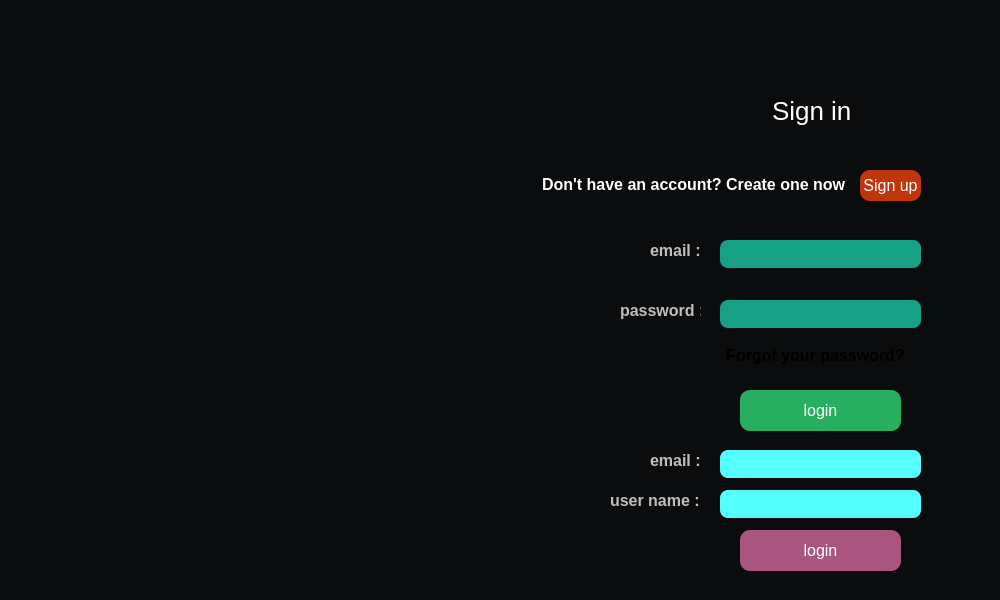
Before: the Qt Designer form clients/signin.ui in Abbas2026/Exchange, drawn with Qt 5.
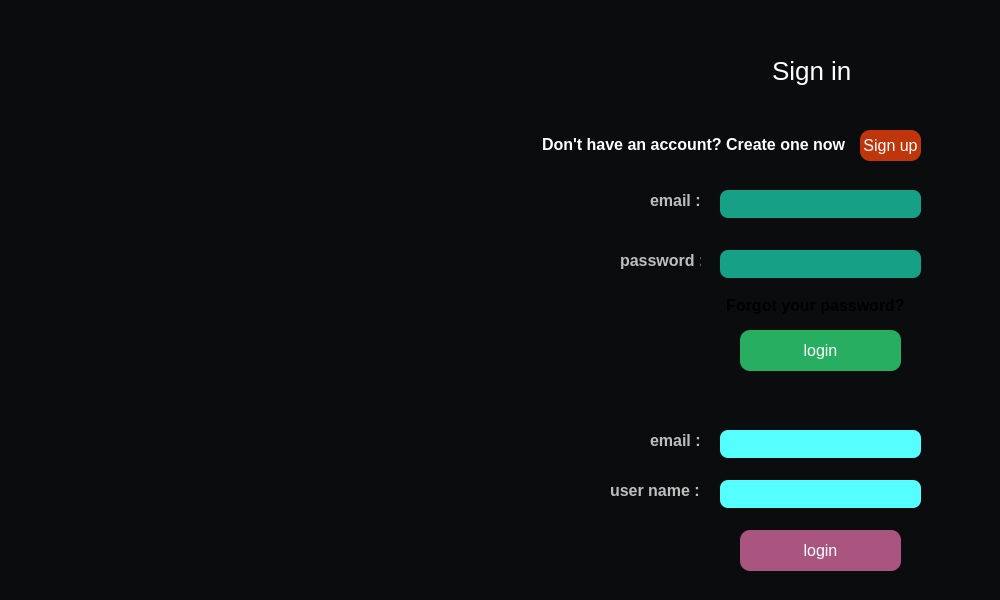
After: the same form once the commit is applied. Icons and pictures are not drawn.

The edit to the form file:
```diff
--- a/clients/signin.ui
+++ b/clients/signin.ui
@@ -39,7 +39,7 @@
    <property name="geometry">
     <rect>
      <x>860</x>
-     <y>170</y>
+     <y>130</y>
      <width>61</width>
      <height>31</height>
     </rect>
@@ -62,7 +62,7 @@
    <property name="geometry">
     <rect>
      <x>700</x>
-     <y>340</y>
+     <y>290</y>
      <width>231</width>
      <height>31</height>
     </rect>
@@ -87,7 +87,7 @@
    <property name="geometry">
     <rect>
      <x>650</x>
-     <y>450</y>
+     <y>430</y>
      <width>51</width>
      <height>20</height>
     </rect>
@@ -108,7 +108,7 @@
    <property name="geometry">
     <rect>
      <x>650</x>
-     <y>240</y>
+     <y>190</y>
      <width>51</width>
      <height>20</height>
     </rect>
@@ -129,7 +129,7 @@
    <property name="geometry">
     <rect>
      <x>770</x>
-     <y>90</y>
+     <y>50</y>
      <width>101</width>
      <height>41</height>
     </rect>
@@ -148,7 +148,7 @@
    <property name="geometry">
     <rect>
      <x>540</x>
-     <y>170</y>
+     <y>130</y>
      <width>311</width>
      <height>28</height>
     </rect>
@@ -170,7 +170,7 @@
    <property name="geometry">
     <rect>
      <x>720</x>
-     <y>450</y>
+     <y>430</y>
      <width>201</width>
      <height>28</height>
     </rect>
@@ -191,7 +191,7 @@
    <property name="geometry">
     <rect>
      <x>720</x>
-     <y>490</y>
+     <y>480</y>
      <width>201</width>
      <height>28</height>
     </rect>
@@ -213,7 +213,7 @@
    <property name="geometry">
     <rect>
      <x>740</x>
-     <y>390</y>
+     <y>330</y>
      <width>161</width>
      <height>41</height>
     </rect>
@@ -236,7 +236,7 @@
    <property name="geometry">
     <rect>
      <x>720</x>
-     <y>300</y>
+     <y>250</y>
      <width>201</width>
      <height>28</height>
     </rect>
@@ -282,7 +282,7 @@
    <property name="geometry">
     <rect>
      <x>720</x>
-     <y>240</y>
+     <y>190</y>
      <width>201</width>
      <height>28</height>
     </rect>
@@ -304,7 +304,7 @@
    <property name="geometry">
     <rect>
      <x>620</x>
-     <y>300</y>
+     <y>250</y>
      <width>81</width>
      <height>20</height>
     </rect>
@@ -325,7 +325,7 @@
    <property name="geometry">
     <rect>
      <x>610</x>
-     <y>490</y>
+     <y>480</y>
      <width>91</width>
      <height>20</height>
     </rect>
```
